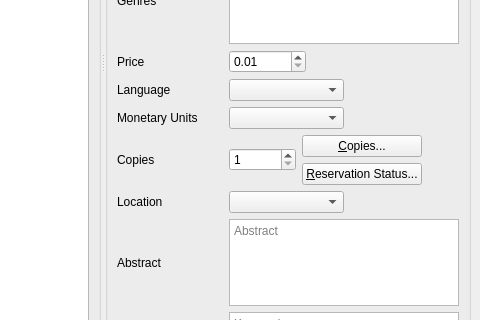
First picture: the form in UI/biblioteq_videogameinfo.ui, repository textbrowser/biblioteq, before the edit; both pictures show x 520 to 1000 and y 324 to 644 of the 1000 by 800 pixel window.
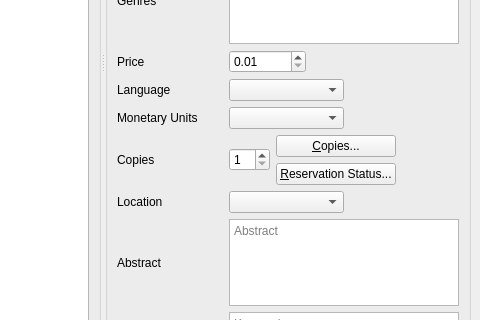
Second picture: the form after the edit. Icons and pictures are not drawn. Custom widgets are drawn as their Qt base class.

```diff
--- a/UI/biblioteq_videogameinfo.ui
+++ b/UI/biblioteq_videogameinfo.ui
@@ -572,9 +572,6 @@
                 <property name="minimum">
                  <number>1</number>
                 </property>
-                <property name="maximum">
-                 <number>999999999</number>
-                </property>
                 <property name="value">
                  <number>1</number>
                 </property>
```
